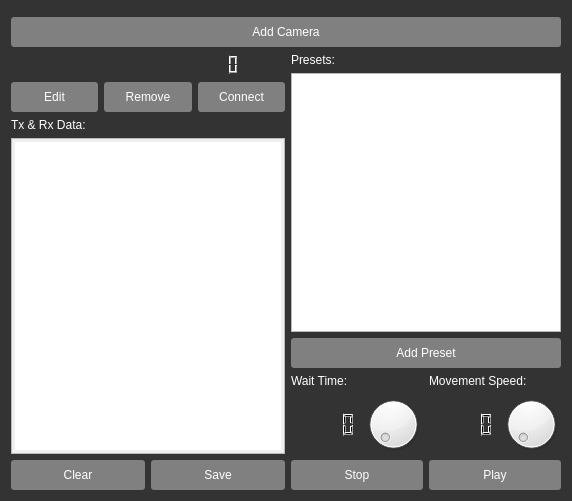
Before: the Qt Designer form mainwindow.ui in nospam2k/Sony-PTZ-Controller, drawn with Qt 5.
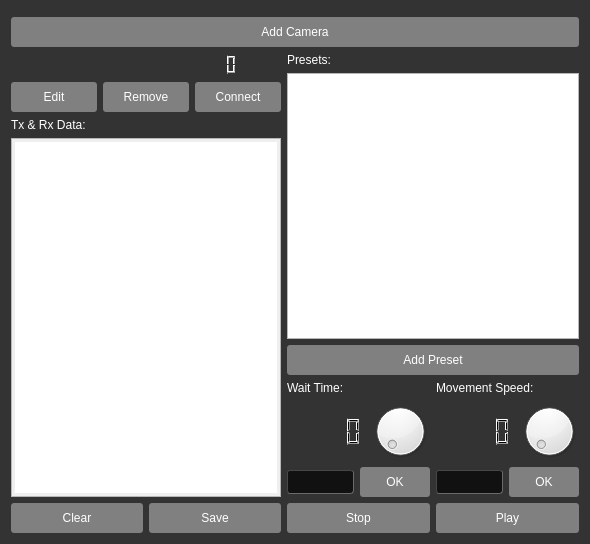
After: the same form once the commit is applied. Icons and pictures are not drawn.

```diff
--- a/mainwindow.ui
+++ b/mainwindow.ui
@@ -6,8 +6,8 @@
    <rect>
     <x>0</x>
     <y>0</y>
-    <width>572</width>
-    <height>501</height>
+    <width>590</width>
+    <height>544</height>
    </rect>
   </property>
   <property name="windowTitle">
@@ -356,7 +356,7 @@
             <property name="minimumSize">
              <size>
               <width>270</width>
-              <height>250</height>
+              <height>200</height>
              </size>
             </property>
            </widget>
@@ -424,6 +424,29 @@
                 </item>
                </layout>
               </item>
+              <item>
+               <layout class="QHBoxLayout" name="horizontalLayout_12">
+                <item>
+                 <widget class="QLineEdit" name="waitTimeEdit"/>
+                </item>
+                <item>
+                 <widget class="QPushButton" name="waitTimeOKBtn">
+                  <property name="minimumSize">
+                   <size>
+                    <width>70</width>
+                    <height>0</height>
+                   </size>
+                  </property>
+                  <property name="styleSheet">
+                   <string notr="true"/>
+                  </property>
+                  <property name="text">
+                   <string>OK</string>
+                  </property>
+                 </widget>
+                </item>
+               </layout>
+              </item>
              </layout>
             </item>
             <item>
@@ -470,6 +493,29 @@
                 </item>
                </layout>
               </item>
+              <item>
+               <layout class="QHBoxLayout" name="horizontalLayout_13">
+                <item>
+                 <widget class="QLineEdit" name="movementSpeedEdit"/>
+                </item>
+                <item>
+                 <widget class="QPushButton" name="movementSpeedOKBtn">
+                  <property name="minimumSize">
+                   <size>
+                    <width>70</width>
+                    <height>0</height>
+                   </size>
+                  </property>
+                  <property name="styleSheet">
+                   <string notr="true"/>
+                  </property>
+                  <property name="text">
+                   <string>OK</string>
+                  </property>
+                 </widget>
+                </item>
+               </layout>
+              </item>
              </layout>
             </item>
            </layout>
```
Left out of the diff: 6 changed lines with no effect on the pictures.
